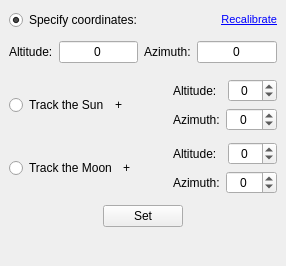
Before: the Qt Designer form main.ui in marzooqy/Muon_Detector_Frame, drawn with Qt 5.
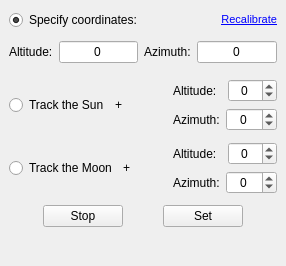
After: the same form once the commit is applied.

```diff
--- a/main.ui
+++ b/main.ui
@@ -283,7 +283,20 @@
     <item>
      <layout class="QHBoxLayout" name="horizontalLayout_2">
       <item>
-       <widget class="QPushButton" name="pushButton">
+       <widget class="QPushButton" name="stopButton">
+        <property name="sizePolicy">
+         <sizepolicy hsizetype="Fixed" vsizetype="Fixed">
+          <horstretch>0</horstretch>
+          <verstretch>0</verstretch>
+         </sizepolicy>
+        </property>
+        <property name="text">
+         <string>Stop</string>
+        </property>
+       </widget>
+      </item>
+      <item>
+       <widget class="QPushButton" name="setButton">
         <property name="sizePolicy">
          <sizepolicy hsizetype="Fixed" vsizetype="Fixed">
           <horstretch>0</horstretch>
```
Left out of the diff: 1 changed line with no effect on the pictures.
